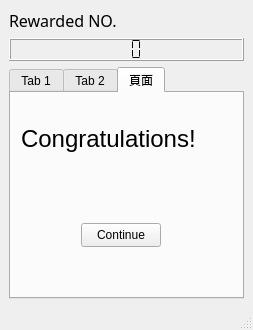
First picture: the form in mainwindow.ui, repository idiotyong/WeiYaGameClient, before the edit.
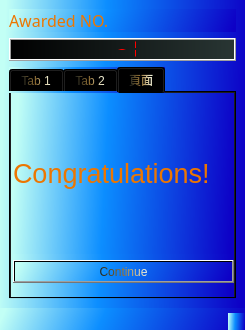
Second picture: the form after the edit. The open tabs and pages were chosen to show the change. Icons and pictures are not drawn.

What changed in the file:
```diff
--- a/mainwindow.ui
+++ b/mainwindow.ui
@@ -6,13 +6,17 @@
    <rect>
     <x>0</x>
     <y>0</y>
-    <width>253</width>
+    <width>245</width>
     <height>330</height>
    </rect>
   </property>
   <property name="windowTitle">
    <string>MainWindow</string>
   </property>
+  <property name="styleSheet">
+   <string notr="true">background-color: qlineargradient(spread:pad, x1:1, y1:0.545455, x2:0, y2:0.506045, stop:0 rgba(13, 0, 198, 255), stop:0.58427 rgba(12, 142, 255, 255), stop:0.994382 rgba(194, 255, 245, 255));
+color: qlineargradient(spread:pad, x1:0, y1:0.591, x2:1, y2:0.517, stop:0 rgba(27, 33, 30, 255), stop:0.494382 rgba(149, 114, 53, 255), stop:1 rgba(253, 255, 231, 255));</string>
+  </property>
   <widget class="QWidget" name="centralwidget">
    <layout class="QVBoxLayout" name="verticalLayout">
     <item>
@@ -24,13 +28,34 @@
         <bold>false</bold>
        </font>
       </property>
+      <property name="styleSheet">
+       <string notr="true">color: rgb(236, 118, 1);
+</string>
+      </property>
       <property name="text">
-       <string>Rewarded NO.   </string>
+       <string>Awarded NO.   </string>
       </property>
      </widget>
     </item>
     <item>
      <widget class="QLCDNumber" name="lcdRewardNumber">
+      <property name="sizePolicy">
+       <sizepolicy hsizetype="Minimum" vsizetype="Minimum">
+        <horstretch>0</horstretch>
+        <verstretch>24</verstretch>
+       </sizepolicy>
+      </property>
+      <property name="baseSize">
+       <size>
+        <width>0</width>
+        <height>0</height>
+       </size>
+      </property>
+      <property name="styleSheet">
+       <string notr="true">background-color: rgb(33, 33, 33);
+background-color: qlineargradient(spread:pad, x1:0, y1:0, x2:1, y2:0, stop:0 rgba(0, 0, 0, 255), stop:1 rgba(41, 54, 52, 255));
+color: rgb(255, 0, 0);</string>
+      </property>
       <property name="smallDecimalPoint">
        <bool>false</bool>
       </property>
@@ -40,6 +65,9 @@
       <property name="segmentStyle">
        <enum>QLCDNumber::Flat</enum>
       </property>
+      <property name="intValue" stdset="0">
+       <number>-1</number>
+      </property>
      </widget>
     </item>
     <item>
@@ -404,36 +432,44 @@
        <attribute name="title">
         <string>頁面</string>
        </attribute>
-       <widget class="QLabel" name="label_4">
+       <widget class="QWidget" name="verticalLayoutWidget">
         <property name="geometry">
          <rect>
-          <x>10</x>
-          <y>0</y>
-          <width>201</width>
-          <height>91</height>
+          <x>2</x>
+          <y>-1</y>
+          <width>221</width>
+          <height>191</height>
          </rect>
         </property>
-        <property name="font">
-         <font>
-          <pointsize>18</pointsize>
-         </font>
-        </property>
-        <property name="text">
-         <string>Congratulations!</string>
-        </property>
-       </widget>
-       <widget class="QPushButton" name="btnContinue">
-        <property name="geometry">
-         <rect>
-          <x>70</x>
-          <y>130</y>
-          <width>80</width>
-          <height>24</height>
-         </rect>
-        </property>
-        <property name="text">
-         <string>Continue</string>
-        </property>
+        <layout class="QVBoxLayout" name="verticalLayout_4">
+         <item>
+          <widget class="QLabel" name="label_4">
+           <property name="font">
+            <font>
+             <family>Microsoft JhengHei UI</family>
+             <pointsize>20</pointsize>
+             <italic>false</italic>
+             <bold>false</bold>
+            </font>
+           </property>
+           <property name="styleSheet">
+            <string notr="true">color: rgb(236, 118, 1);
+font: 20pt &quot;Microsoft JhengHei UI&quot;;
+image: url(:/img/mainwindows/Image/WinAward.png);</string>
+           </property>
+           <property name="text">
+            <string>Congratulations!</string>
+           </property>
+          </widget>
+         </item>
+         <item>
+          <widget class="QPushButton" name="btnContinue">
+           <property name="text">
+            <string>Continue</string>
+           </property>
+          </widget>
+         </item>
+        </layout>
        </widget>
       </widget>
      </widget>
```
Left out of the diff: 25 changed lines with no effect on the pictures.
